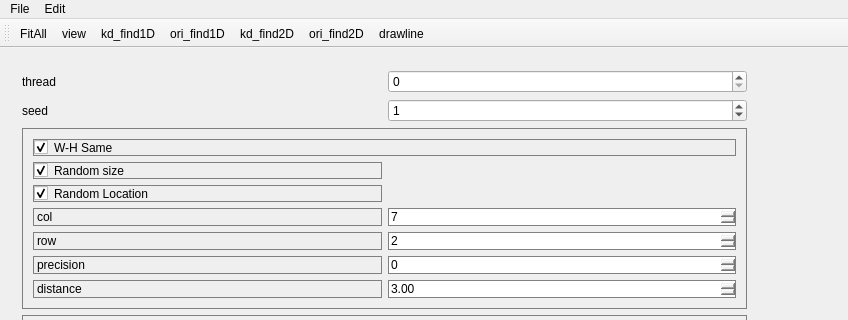
First picture: the form in OccDebuger/MainWindowOcc.ui, repository WisdomToNorth/OccDemo, before the edit; both pictures show x 0 to 848 and y 0 to 320 of the 848 by 774 pixel window.
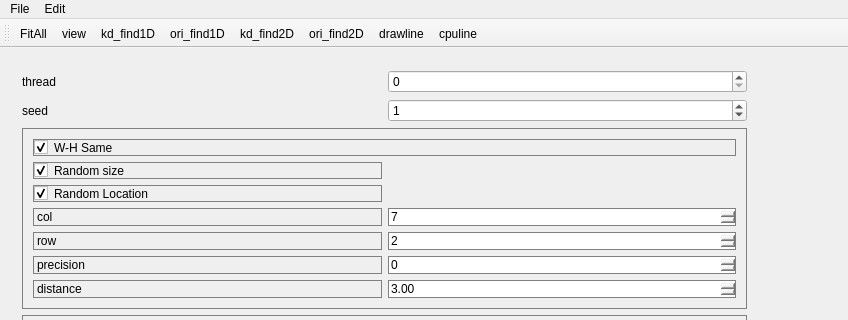
Second picture: the form after the edit.

The edit to the form file:
```diff
--- a/OccDebuger/MainWindowOcc.ui
+++ b/OccDebuger/MainWindowOcc.ui
@@ -384,6 +384,7 @@
    <addaction name="actionkd_find2D"/>
    <addaction name="actionori_find2D"/>
    <addaction name="action_drawline"/>
+   <addaction name="action_cpuline"/>
   </widget>
   <widget class="QStatusBar" name="statusBar"/>
   <action name="actionGenerate">
@@ -441,6 +442,11 @@
     <string>drawline</string>
    </property>
   </action>
+  <action name="action_cpuline">
+   <property name="text">
+    <string>cpuline</string>
+   </property>
+  </action>
  </widget>
  <layoutdefault spacing="6" margin="11"/>
  <resources/>
```
Left out of the diff: 3 changed lines with no effect on the pictures.
